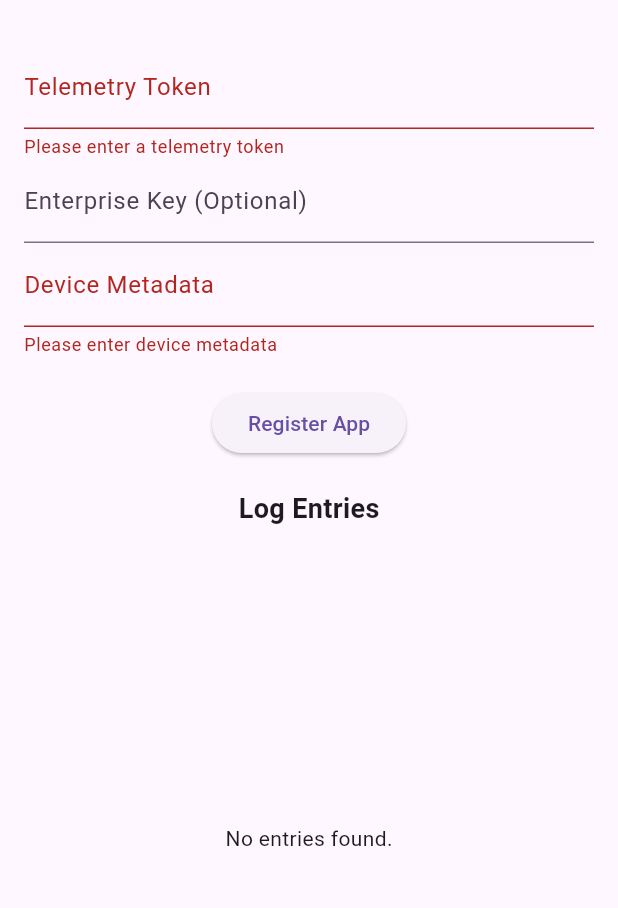
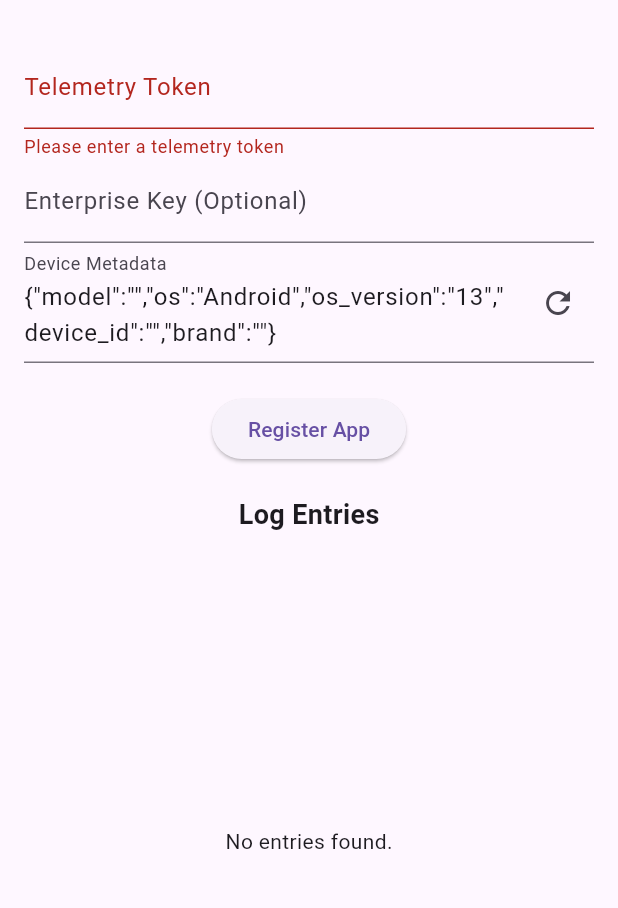
Before and after one commit to cactus-compute/cactus-flutter, a Flutter app: the screen it shows after launch, after a tap on "Register App", on a phone screen of 412 x 824 dp, the part 63-971 px from its top. Run offline on Flutter 3.47's test engine with Material 3 defaults, Android fonts, the phone set to English and light mode, and no system bars; our stand-ins replace device_info_plus; missing offline and left inert: dart:ffi.

Commit message:
Fetch device info

```diff
--- /dev/null
+++ b/example/lib/device_info_helper.dart
@@ -0,0 +1,49 @@
+import 'dart:convert';
+import 'dart:io';
+import 'package:device_info_plus/device_info_plus.dart';
+
+class DeviceInfoHelper {
+  static Future<String> getDeviceMetadataJson() async {
+    final deviceInfo = DeviceInfoPlugin();
+    Map<String, dynamic> deviceData = {};
+
+    try {
+      if (Platform.isAndroid) {
+        final androidInfo = await deviceInfo.androidInfo;
+        deviceData = {
+          'model': androidInfo.model,
+          'os': 'Android',
+          'os_version': androidInfo.version.release,
+          'device_id': androidInfo.id,
+          'brand': androidInfo.brand
+        };
+      } else if (Platform.isIOS) {
+        final iosInfo = await deviceInfo.iosInfo;
+        deviceData = {
+          'model': iosInfo.name,
+          'os': 'iOS',
+          'os_version': iosInfo.systemVersion,
+          'device_id': iosInfo.identifierForVendor ?? 'unknown',
+          'brand': 'apple'
+        };
+      }
+    } catch (e) {
+      // Fallback data if device info collection fails
+      deviceData = {
+        'model': 'Unknown',
+        'type': 'unknown',
+        'os': Platform.operatingSystem,
+        'os_version': Platform.operatingSystemVersion,
+        'device_id': 'unknown',
+        'error': e.toString(),
+      };
+    }
+
+    return jsonEncode(deviceData);
+  }
+
+  static Future<Map<String, dynamic>> getDeviceMetadata() async {
+    final jsonString = await getDeviceMetadataJson();
+    return jsonDecode(jsonString);
+  }
+}
--- a/example/lib/main.dart
+++ b/example/lib/main.dart
@@ -1,6 +1,7 @@
 import 'dart:convert';
 
 import 'package:cactus/utils.dart';
+import 'package:cactus_example/device_info_helper.dart';
 import 'package:cactus_example/log_entry.dart';
 import 'package:flutter/material.dart';
 
@@ -42,6 +43,18 @@ class _MyHomePageState extends State<MyHomePage> {
   void initState() {
     super.initState();
     _loadEntries();
+    _loadDeviceInfo();
+  }
+
+  Future<void> _loadDeviceInfo() async {
+    try {
+      final deviceMetadata = await DeviceInfoHelper.getDeviceMetadataJson();
+      setState(() {
+        _deviceMetadataController.text = deviceMetadata;
+      });
+    } catch (e) {
+      print('Error loading device info: $e');
+    }
   }
 
   Future<void> _loadEntries() async {
@@ -117,7 +130,16 @@ class _MyHomePageState extends State<MyHomePage> {
                   ),
                   TextFormField(
                     controller: _deviceMetadataController,
-                    decoration: const InputDecoration(labelText: 'Device Metadata'),
+                    decoration: InputDecoration(
+                      labelText: 'Device Metadata',
+                      suffixIcon: IconButton(
+                        icon: const Icon(Icons.refresh),
+                        onPressed: _loadDeviceInfo,
+                        tooltip: 'Refresh device info',
+                      ),
+                    ),
+                    maxLines: 5,
+                    minLines: 1,
                     validator: (value) {
                       if (value == null || value.isEmpty) {
                         return 'Please enter device metadata';
--- a/example/pubspec.yaml
+++ b/example/pubspec.yaml
@@ -10,6 +10,7 @@ dependencies:
     sdk: flutter
   cactus:
     path: ../
+  device_info_plus: ^11.5.0
 
 dev_dependencies:
   flutter_test:
```
Also changed, not shown: example/pubspec.lock, 1 other file.
